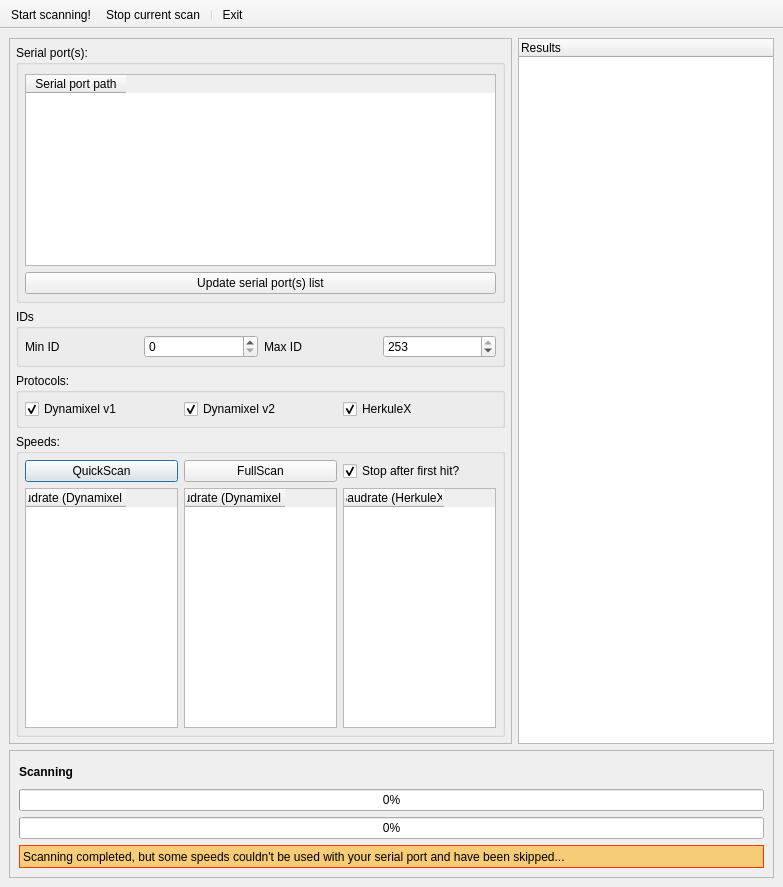
emericg/SmartServoFramework, file gui/ui/advancescanner.ui: the form before one commit.
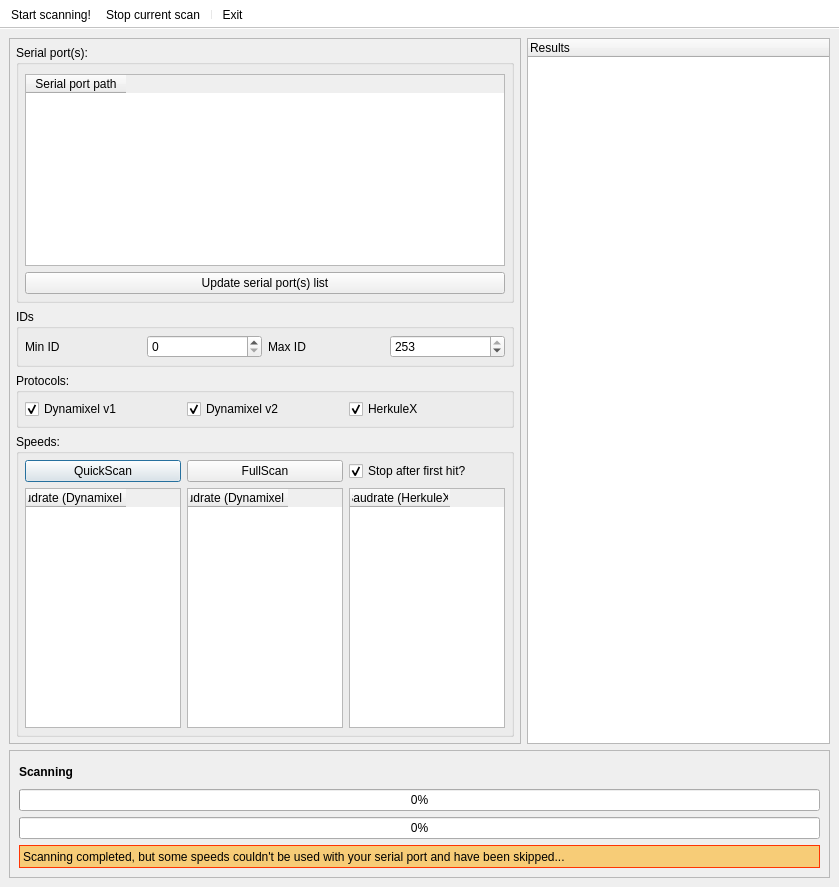
The form after the commit. Icons and pictures are not drawn.

Patch:
```diff
--- a/gui/ui/advancescanner.ui
+++ b/gui/ui/advancescanner.ui
@@ -6,7 +6,7 @@
    <rect>
     <x>0</x>
     <y>0</y>
-    <width>783</width>
+    <width>839</width>
     <height>887</height>
    </rect>
   </property>
@@ -388,6 +388,9 @@
    <property name="windowTitle">
     <string>toolBar</string>
    </property>
+   <property name="styleSheet">
+    <string notr="true">background-color: rgb(255, 255, 255);</string>
+   </property>
    <property name="movable">
     <bool>false</bool>
    </property>
```
Left out of the diff: 44 changed lines with no effect on the pictures.
